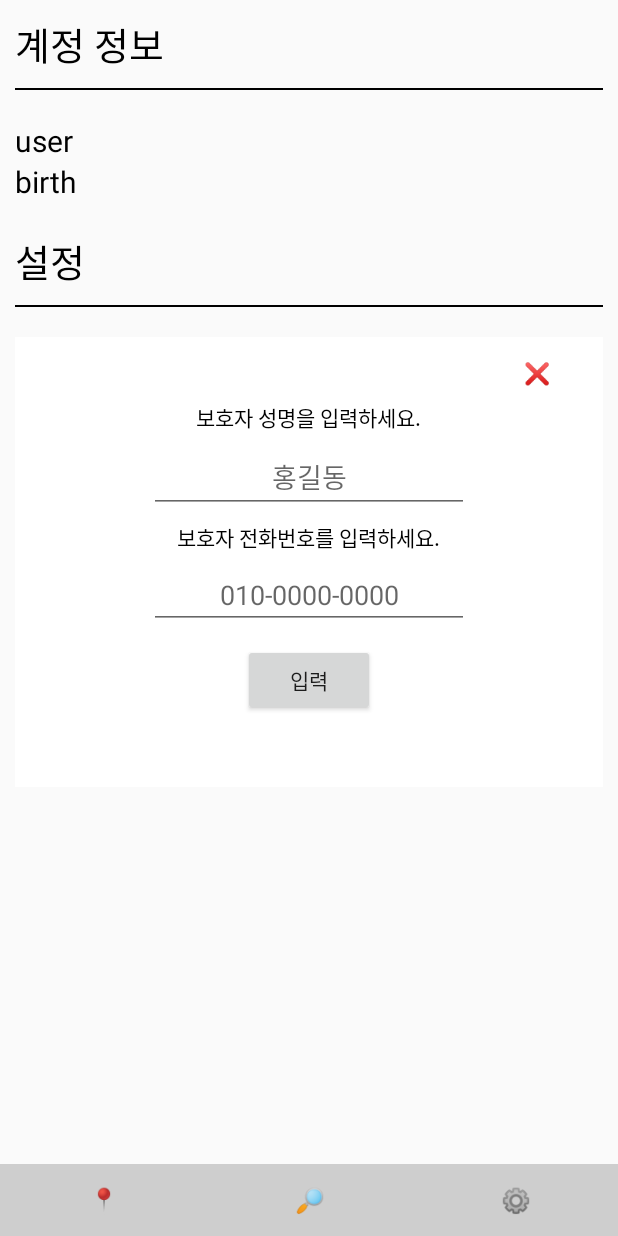
After one commit to emoee/SafeMapProject, an Android app: the fragment GuardianFragment placed in its activity, on a phone screen of 412 x 824 dp. The commit adds this screen. Run offline under Robolectric (Android 15) with nearby library versions, the phone set to English and light mode, and no system bars; our stand-ins replace Firebase (no records; nobody signed in at launch, a user with empty details on screens opened directly).

Commit message:
add Guardian info

```diff
--- /dev/null
+++ b/safe/app/src/main/java/com/abb/safe/Fragment/GuardianFragment.java
@@ -0,0 +1,98 @@
+package com.abb.safe.Fragment;
+
+import static android.content.ContentValues.TAG;
+
+import android.content.Context;
+import android.content.Intent;
+import android.os.Bundle;
+
+import androidx.annotation.NonNull;
+import androidx.fragment.app.Fragment;
+import androidx.fragment.app.FragmentManager;
+
+import android.util.Log;
+import android.view.LayoutInflater;
+import android.view.View;
+import android.view.ViewGroup;
+import android.widget.Button;
+import android.widget.EditText;
+import android.widget.Toast;
+
+import com.abb.safe.R;
+import com.abb.safe.RegisterActivity;
+import com.abb.safe.SettingActivity;
+import com.google.android.gms.maps.MapView;
+import com.google.firebase.auth.FirebaseAuth;
+import com.google.firebase.auth.FirebaseUser;
+import com.google.firebase.firestore.FirebaseFirestore;
+
+import java.util.HashMap;
+import java.util.Map;
+import java.util.Objects;
+
+public class GuardianFragment extends Fragment {
+    private FirebaseFirestore db;
+    private Context context;
+    View RootView;
+    Button btn_exit;
+    Button btn_check;
+    EditText editTextPersonName;
+    EditText editTextPhone;
+    String email;
+
+    public void onCreate(Bundle savedInstanceState) {
+        super.onCreate(savedInstanceState);
+        //firebase date setting
+        db = FirebaseFirestore.getInstance();
+
+    }
+
+    @Override
+    public View onCreateView(LayoutInflater inflater, ViewGroup container,
+                             Bundle savedInstanceState) {
+        RootView = inflater.inflate(R.layout.fragment_guardian, container, false);
+
+        btn_exit = (Button) RootView.findViewById(R.id.btn_exit);
+        btn_check = (Button) RootView.findViewById(R.id.btn_check);
+        context = container.getContext();
+        btn_exit.setOnClickListener(new View.OnClickListener() {
+            @Override
+            public void onClick(View view) {
+                BtnExit();
+            }
+        });
+        btn_check.setOnClickListener(new View.OnClickListener() {
+            @Override
+            public void onClick(View view) {
+                FirebaseUser user = FirebaseAuth.getInstance().getCurrentUser();
+                editTextPersonName = (EditText) RootView.findViewById(R.id.editTextPersonName);
+                editTextPhone = (EditText) RootView.findViewById(R.id.editTextPhone);
+                try {
+                    if (user != null) {
+                        email = user.getEmail();
+                        Map<String, Object> data = new HashMap<>();
+                        data.put("id", email);
+                        data.put("name", editTextPersonName.getText().toString());
+                        data.put("phone", editTextPhone.getText().toString());
+
+                        if (db.collection("Guardian").document(email).get() != null){
+                            db.collection("Guardian").document(email).set(data);}
+                        else{
+                            db.collection("Guardian").document(email).update(data);}
+                    }
+                    Toast.makeText(context, "입력되었습니다.", Toast.LENGTH_LONG).show();
+                } catch (Exception e){ e.printStackTrace();}
+            }
+        });
+
+
+        return RootView;
+    }
+
+    public void BtnExit(){
+        FragmentManager fragmentManager = getActivity().getSupportFragmentManager();
+        fragmentManager.beginTransaction().remove(GuardianFragment.this).commit();
+        fragmentManager.popBackStack();
+    }
+
+}
--- a/safe/app/src/main/java/com/abb/safe/routeFragment/sRoutesFragment.java
+++ b/safe/app/src/main/java/com/abb/safe/Fragment/sRoutesFragment.java
@@ -1,4 +1,4 @@
-package com.abb.safe.routeFragment;
+package com.abb.safe.Fragment;
 
 import android.graphics.Color;
 import android.os.Bundle;
@@ -17,11 +17,7 @@ import com.google.android.gms.maps.GoogleMap;
 import com.google.android.gms.maps.MapView;
 import com.google.android.gms.maps.MapsInitializer;
 import com.google.android.gms.maps.OnMapReadyCallback;
-import com.google.android.gms.maps.model.BitmapDescriptorFactory;
-import com.google.android.gms.maps.model.CustomCap;
-import com.google.android.gms.maps.model.JointType;
 import com.google.android.gms.maps.model.LatLng;
-import com.google.android.gms.maps.model.MarkerOptions;
 import com.google.android.gms.maps.model.Polyline;
 import com.google.android.gms.maps.model.PolylineOptions;
 import com.google.android.gms.maps.model.RoundCap;
--- a/safe/app/src/main/java/com/abb/safe/RoutesActivity.java
+++ b/safe/app/src/main/java/com/abb/safe/RoutesActivity.java
@@ -7,7 +7,7 @@ import android.os.Bundle;
 import android.view.View;
 import android.widget.Button;
 
-import com.abb.safe.routeFragment.sRoutesFragment;
+import com.abb.safe.Fragment.sRoutesFragment;
 
 public class RoutesActivity extends AppCompatActivity {
 
--- a/safe/app/src/main/java/com/abb/safe/SettingActivity.java
+++ b/safe/app/src/main/java/com/abb/safe/SettingActivity.java
@@ -16,6 +16,8 @@ import android.widget.EditText;
 import android.widget.Switch;
 import android.widget.TextView;
 
+import com.abb.safe.Fragment.GuardianFragment;
+import com.abb.safe.Fragment.sRoutesFragment;
 import com.google.android.gms.tasks.OnCompleteListener;
 import com.google.android.gms.tasks.OnFailureListener;
 import com.google.android.gms.tasks.OnSuccessListener;
@@ -39,6 +41,7 @@ public class SettingActivity extends AppCompatActivity {
     Button screenroute;
     Button screenmap;
     Button screensetting;
+    Button btn_setguardian;
     String email;
     String member[];
     String name;
@@ -71,6 +74,24 @@ public class SettingActivity extends AppCompatActivity {
                 }
             }
         });
+
+        //보호자 정보 등록하기
+        btn_setguardian = findViewById(R.id.btn_setguardian);
+        btn_setguardian.setOnClickListener(new View.OnClickListener() {
+            @Override
+            public void onClick(View view) {
+                try {
+                    GuardianFragment guardianFragment = new GuardianFragment();
+                    getSupportFragmentManager().beginTransaction().replace(R.id.frameGuardian,guardianFragment).commit();
+
+                } catch (Exception e) {
+                    System.out.println("프레임 오류 생김");
+                }
+
+            }
+        });
+
+
 
         //메뉴 버튼 설정
         //map 기본 메인 화면
--- a/safe/app/src/main/res/layout/activity_setting.xml
+++ b/safe/app/src/main/res/layout/activity_setting.xml
@@ -76,6 +76,16 @@
                 android:layout_marginBottom="20dp"
                 android:background="@android:color/black" />
 
+            <FrameLayout
+                android:id="@+id/frameGuardian"
+                android:layout_width="match_parent"
+                android:layout_height="300dp">
+
+                <LinearLayout
+                    android:layout_width="match_parent"
+                    android:layout_height="match_parent"
+                    android:orientation="vertical">
+
                     <Switch
                         android:id="@+id/gps_status"
                         android:layout_width="match_parent"
@@ -86,6 +96,30 @@
                     <LinearLayout
                         android:layout_width="match_parent"
                         android:layout_height="wrap_content"
+                        android:layout_marginTop="5dp"
+                        android:gravity="center"
+                        android:orientation="horizontal">
+
+                        <TextView
+                            android:id="@+id/textView2"
+                            android:layout_width="wrap_content"
+                            android:layout_height="wrap_content"
+                            android:layout_weight="9"
+                            android:text="보호자 정보 등록하기"
+                            android:textColor="@android:color/black"
+                            android:textSize="20sp" />
+
+                        <Button
+                            android:id="@+id/btn_setguardian"
+                            android:layout_width="wrap_content"
+                            android:layout_height="wrap_content"
+                            android:text="등록" />
+                    </LinearLayout>
+
+                    <LinearLayout
+                        android:layout_width="match_parent"
+                        android:layout_height="wrap_content"
+                        android:gravity="center"
                         android:orientation="horizontal">
 
                         <TextView
@@ -104,6 +138,9 @@
                             android:text="보내기" />
                     </LinearLayout>
 
+                </LinearLayout>
+
+            </FrameLayout>
 
         </LinearLayout>
 
--- /dev/null
+++ b/safe/app/src/main/res/layout/fragment_guardian.xml
@@ -0,0 +1,77 @@
+<?xml version="1.0" encoding="utf-8"?>
+<FrameLayout xmlns:android="http://schemas.android.com/apk/res/android"
+    xmlns:tools="http://schemas.android.com/tools"
+    android:layout_width="match_parent"
+    android:layout_height="300dp"
+    android:background="#FFFFFF"
+    tools:context=".Fragment.sRoutesFragment">
+
+
+    <Button
+        android:id="@+id/btn_exit"
+        android:layout_width="wrap_content"
+        android:layout_height="wrap_content"
+        android:layout_gravity="right"
+        android:layout_margin="0sp"
+        android:background="#00FFFFFF"
+        android:padding="0sp"
+        android:text="❌" />
+
+    <LinearLayout
+        android:layout_width="match_parent"
+        android:layout_height="wrap_content"
+        android:layout_gravity="center"
+        android:orientation="vertical">
+
+        <TextView
+            android:id="@+id/textView2"
+            android:layout_width="wrap_content"
+            android:layout_height="wrap_content"
+            android:layout_gravity="center"
+            android:layout_margin="5dp"
+            android:gravity="center"
+            android:text="보호자 성명을 입력하세요."
+            android:textColor="#000000" />
+
+        <EditText
+            android:id="@+id/editTextPersonName"
+            android:layout_width="wrap_content"
+            android:layout_height="wrap_content"
+            android:layout_gravity="center"
+            android:ems="10"
+            android:gravity="center"
+            android:hint="홍길동"
+            android:inputType="textPersonName" />
+
+        <TextView
+            android:id="@+id/textView3"
+            android:layout_width="wrap_content"
+            android:layout_height="wrap_content"
+            android:layout_gravity="center"
+            android:layout_margin="5dp"
+            android:gravity="center"
+            android:text="보호자 전화번호를 입력하세요."
+            android:textColor="#000000" />
+
+        <EditText
+            android:id="@+id/editTextPhone"
+            android:layout_width="wrap_content"
+            android:layout_height="wrap_content"
+            android:layout_gravity="center"
+            android:ems="10"
+            android:gravity="center"
+            android:hint="010-0000-0000"
+            android:inputType="phone" />
+
+        <Button
+            android:id="@+id/btn_check"
+            android:layout_width="wrap_content"
+            android:layout_height="wrap_content"
+            android:layout_gravity="center"
+            android:layout_margin="10dp"
+            android:gravity="center"
+            android:text="입력" />
+
+    </LinearLayout>
+
+</FrameLayout>
--- a/safe/app/src/main/res/layout/fragment_sroutes.xml
+++ b/safe/app/src/main/res/layout/fragment_sroutes.xml
@@ -3,7 +3,7 @@
     xmlns:tools="http://schemas.android.com/tools"
     android:layout_width="match_parent"
     android:layout_height="match_parent"
-    tools:context=".routeFragment.sRoutesFragment">
+    tools:context=".Fragment.sRoutesFragment">
 
     <com.google.android.gms.maps.MapView
         android:id="@+id/mapview"
```
Lines whose indentation alone changed are shown as unchanged.
